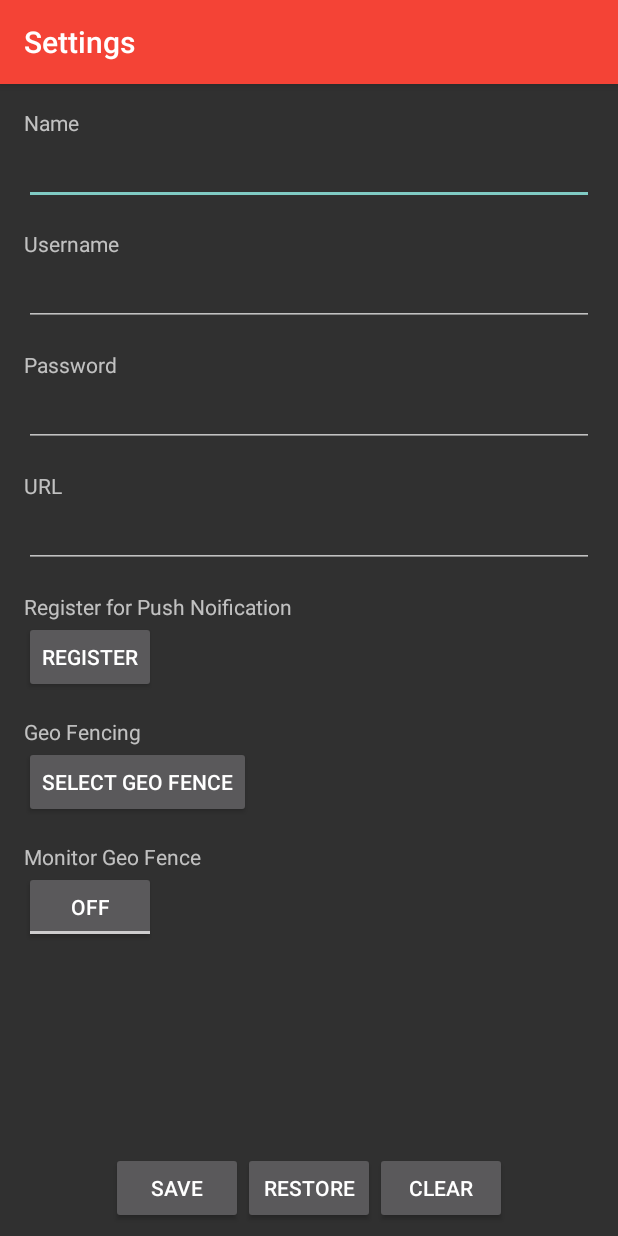
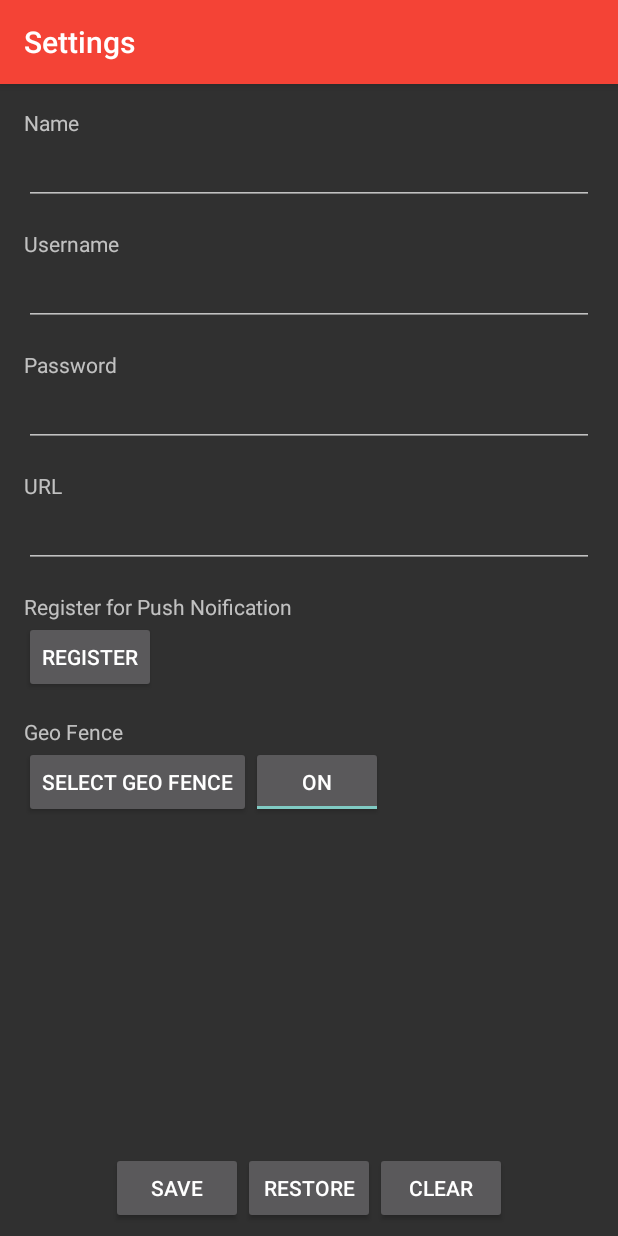
Before and after one commit to raveenrox/HomeControllerAndroidApp, an Android app: the SettingsActivity screen opened directly, with no data from a screen before it, on a phone screen of 412 x 824 dp. Run offline under Robolectric (Android 15) with nearby library versions, the phone set to English and light mode, and no system bars.

Commit message:
geo fence complete notification fix fixed imports

```diff
--- a/app/src/main/AndroidManifest.xml
+++ b/app/src/main/AndroidManifest.xml
@@ -80,7 +80,7 @@
         </receiver>
 
         <service android:name=".GCMMessageHandler" />
-
+        <service android:name=".GeoFenceTransitionsIntentService" />
         <meta-data
             android:name="com.google.android.gms.version"
             android:value="@integer/google_play_services_version" />
--- a/app/src/main/java/com/rfstudio/homecontroller/CardDetailsAdapter.java
+++ b/app/src/main/java/com/rfstudio/homecontroller/CardDetailsAdapter.java
@@ -2,7 +2,6 @@ package com.rfstudio.homecontroller;
 
 import android.content.Context;
 import android.support.v7.widget.RecyclerView;
-import android.util.Log;
 import android.view.LayoutInflater;
 import android.view.ViewGroup;
 import android.widget.LinearLayout;
--- a/app/src/main/java/com/rfstudio/homecontroller/CardViewAdapter.java
+++ b/app/src/main/java/com/rfstudio/homecontroller/CardViewAdapter.java
@@ -1,12 +1,10 @@
 package com.rfstudio.homecontroller;
 
-import android.content.Context;
 import android.graphics.Bitmap;
 import android.graphics.drawable.BitmapDrawable;
 import android.graphics.drawable.Drawable;
 import android.support.v7.graphics.Palette;
 import android.support.v7.widget.RecyclerView;
-import android.util.Log;
 import android.view.LayoutInflater;
 import android.view.ViewGroup;
 import android.widget.ImageView;
--- a/app/src/main/java/com/rfstudio/homecontroller/GCMMessageHandler.java
+++ b/app/src/main/java/com/rfstudio/homecontroller/GCMMessageHandler.java
@@ -8,7 +8,6 @@ import android.content.Intent;
 import android.os.Bundle;
 import android.os.Handler;
 import android.widget.Toast;
-
 import com.google.android.gms.gcm.GcmReceiver;
 import com.google.android.gms.gcm.GoogleCloudMessaging;
 
--- a/app/src/main/java/com/rfstudio/homecontroller/HelperClass.java
+++ b/app/src/main/java/com/rfstudio/homecontroller/HelperClass.java
@@ -9,15 +9,12 @@ import android.graphics.drawable.BitmapDrawable;
 import android.graphics.drawable.Drawable;
 import android.net.ConnectivityManager;
 import android.net.NetworkInfo;
-import android.os.AsyncTask;
 import android.util.Log;
 import android.widget.ArrayAdapter;
 import android.widget.Spinner;
 import android.widget.Toast;
-
 import org.xmlpull.v1.XmlPullParser;
 import org.xmlpull.v1.XmlPullParserFactory;
-
 import java.io.BufferedReader;
 import java.io.ByteArrayInputStream;
 import java.io.ByteArrayOutputStream;
@@ -38,7 +35,6 @@ import java.nio.charset.StandardCharsets;
 import java.util.ArrayList;
 import java.util.Iterator;
 import java.util.List;
-import java.util.concurrent.TimeoutException;
 
 /**
  * Created by Raveen on 8/12/2015.
@@ -138,6 +134,7 @@ public class HelperClass {
     }
 
     public boolean isOnline() {
+
         ConnectivityManager cm = (ConnectivityManager) context.getSystemService(Context.CONNECTIVITY_SERVICE);
         NetworkInfo netInfo = cm.getActiveNetworkInfo();
         return netInfo != null && netInfo.isConnectedOrConnecting();
--- a/app/src/main/java/com/rfstudio/homecontroller/InitializeActivity.java
+++ b/app/src/main/java/com/rfstudio/homecontroller/InitializeActivity.java
@@ -4,10 +4,7 @@ import android.app.Activity;
 import android.content.Intent;
 import android.content.SharedPreferences;
 import android.os.Build;
-import android.support.v7.app.AppCompatActivity;
 import android.os.Bundle;
-import android.view.Menu;
-import android.view.MenuItem;
 import android.view.View;
 import android.view.WindowManager;
 import android.widget.EditText;
--- a/app/src/main/java/com/rfstudio/homecontroller/NavigationAdapter.java
+++ b/app/src/main/java/com/rfstudio/homecontroller/NavigationAdapter.java
@@ -2,12 +2,10 @@ package com.rfstudio.homecontroller;
 
 import android.content.Context;
 import android.support.v7.widget.RecyclerView;
-import android.util.Log;
 import android.view.LayoutInflater;
 import android.view.ViewGroup;
 import android.widget.LinearLayout;
 import android.widget.TextView;
-import java.io.FileInputStream;
 import java.util.ArrayList;
 
 /**
--- a/app/src/main/java/com/rfstudio/homecontroller/SettingsActivity.java
+++ b/app/src/main/java/com/rfstudio/homecontroller/SettingsActivity.java
@@ -79,7 +79,7 @@ public class SettingsActivity extends AppCompatActivity
         geoFencePendingIntent = null;
 
         geoFencesAdded = preferences.getBoolean("geoFenceState", false);
-        geoFenceState.setChecked(geoFencesAdded);
+        geoFenceState.setChecked(!geoFencesAdded);
 
         populateGeoFenceList();
         buildGoogleApiClient();
@@ -140,9 +140,10 @@ public class SettingsActivity extends AppCompatActivity
         try {
             if(preferences.getBoolean("geoFenceState", false)) {
                 LocationServices.GeofencingApi.addGeofences(googleApiClient, getGeoFencingRequest(), getGeoFencePendingIntent()).setResultCallback(this);
-
+                Log.d(TAG, "GeoFence Added");
             } else {
                 LocationServices.GeofencingApi.removeGeofences(googleApiClient, getGeoFencePendingIntent()).setResultCallback(this);
+                Log.d(TAG, "GeoFence Removed");
             }
         } catch (SecurityException securityException) {
             logSecurityException(securityException);
@@ -158,7 +159,7 @@ public class SettingsActivity extends AppCompatActivity
             case GeofenceStatusCodes.GEOFENCE_TOO_MANY_PENDING_INTENTS:
                 return "Too Many Pending Intents";
             default:
-                return "Unkown Error";
+                return "Unknown Error";
         }
     }
 
@@ -172,13 +173,13 @@ public class SettingsActivity extends AppCompatActivity
             geoFencesAdded = !geoFencesAdded;
             SharedPreferences.Editor editor = preferences.edit();
             editor.putBoolean("geoFenceState", geoFencesAdded);
-            editor.commit();
+            editor.apply();
 
-            geoFenceState.setChecked(geoFencesAdded);
+            geoFenceState.setChecked(!geoFencesAdded);
 
             Toast.makeText(
                     this,
-                    (geoFencesAdded ? "Geo Fence Added" : "Geo Fence Removed"),
+                    (!geoFencesAdded ? "Geo Fence Added" : "Geo Fence Removed"),
                     Toast.LENGTH_SHORT
             ).show();
         } else {
@@ -197,7 +198,9 @@ public class SettingsActivity extends AppCompatActivity
 
     public void populateGeoFenceList() {
         HashMap<String, LatLng> LOCATIONS = new HashMap<String, LatLng>();
-        LOCATIONS.put("HOME", new LatLng(7.2804603,79.8668137));
+        LatLng position = new LatLng(Double.parseDouble(preferences.getString("latitude", Double.toString(7.280066))),
+                Double.parseDouble(preferences.getString("longitude", Double.toString(79.8666673))));
+        LOCATIONS.put("HOME", position);
         for (Map.Entry<String, LatLng> entry : LOCATIONS.entrySet()) {
             geoFenceList.add(new Geofence.Builder()
                     .setRequestId(entry.getKey())
@@ -206,7 +209,7 @@ public class SettingsActivity extends AppCompatActivity
                             entry.getValue().longitude,
                             preferences.getInt("radius", 500)
                     )
-                    .setExpirationDuration(43200000)
+                    .setExpirationDuration(Geofence.NEVER_EXPIRE)
                     .setTransitionTypes(Geofence.GEOFENCE_TRANSITION_ENTER |
                             Geofence.GEOFENCE_TRANSITION_EXIT)
                     .build());
@@ -236,15 +239,18 @@ public class SettingsActivity extends AppCompatActivity
 
             // FIXME: 9/11/2015 notification button
            /* case R.id.btnNotif:
+                Intent intentSettings = new Intent(this, GeoFencingActivity.class);
+                PendingIntent pendingIntent = PendingIntent.getActivity(this, (int) System.currentTimeMillis(), intentSettings, 0);
                 Notification.Builder builder = new Notification.Builder(this);
                 builder.setSmallIcon(R.mipmap.ic_launcher);
                 builder.setContentTitle("Near Home");
                 builder.setContentText("Do you want to open the gate?");
+                builder.addAction(R.drawable.notification_template_icon_bg, "Open",pendingIntent);
 
                 //builder.setContentIntent(resultPendingIntent);
                 NotificationManager notificationManager = (NotificationManager) getSystemService(Context.NOTIFICATION_SERVICE);
                 notificationManager.notify(0, builder.build());
-test
+
                 break;*/
         }
     }
@@ -273,7 +279,7 @@ test
         txtUsername.setText(preferences.getString("username",""));
         txtPassword.setText(preferences.getString("password",""));
         txtUrl.setText(preferences.getString("url", ""));
-        geoFenceState.setChecked(preferences.getBoolean("geoFenceState", false));
+        geoFenceState.setChecked(!preferences.getBoolean("geoFenceState", false));
     }
 
     public void registerGCM(View view) {
@@ -284,7 +290,7 @@ test
         new AsyncTask<Void, Void, String>() {
             @Override
             protected String doInBackground(Void... params) {
-                String msg = "";
+                String msg;
                 try {
                     if(gcm==null) {
                         gcm = GoogleCloudMessaging.getInstance(getApplicationContext());
--- a/app/src/main/res/layout/activity_settings.xml
+++ b/app/src/main/res/layout/activity_settings.xml
@@ -5,7 +5,10 @@
     android:layout_height="match_parent"
     tools:context="com.rfstudio.homecontroller.SettingsActivity"
     android:orientation="vertical"
-    android:weightSum="10">
+    android:weightSum="10"
+    android:focusable="true"
+    android:focusableInTouchMode="true"
+    android:descendantFocusability="beforeDescendants">
 
 
     <ScrollView
@@ -92,8 +95,12 @@
                 android:onClick="registerGCM"/>
             <TextView
                 android:layout_width="wrap_content"
-                android:text="Geo Fencing"
+                android:text="Geo Fence"
                 android:layout_height="wrap_content" />
+            <LinearLayout
+                android:layout_width="match_parent"
+                android:layout_height="wrap_content"
+                android:orientation="horizontal">
                 <Button
                     android:layout_width="wrap_content"
                     android:layout_height="wrap_content"
@@ -101,17 +108,13 @@
                     android:layout_marginBottom="@dimen/activity_vertical_margin"
                     android:text="Select Geo Fence"
                     android:onClick="settingsAct"/>
-            <TextView
-                android:layout_width="wrap_content"
-                android:text="Monitor Geo Fence"
-                android:layout_height="wrap_content" />
                 <ToggleButton
                     android:layout_width="wrap_content"
                     android:layout_height="wrap_content"
                     android:checked="false"
                     android:id="@+id/geoFenceState"
                     android:onClick="geoFenceButtonHandler"/>
-
+            </LinearLayout>
         </LinearLayout>
     </ScrollView>
     <LinearLayout
```
Also changed, not shown: app/src/main/java/com/rfstudio/homecontroller/CardDetailsActivity.java (+0 -23 lines), app/src/main/java/com/rfstudio/homecontroller/GeoFenceTransitionsIntentService.java (+31 -12 lines), app/src/main/java/com/rfstudio/homecontroller/GeoFencingActivity.java (+4 -13 lines), app/src/main/java/com/rfstudio/homecontroller/SplashScreenActivity.java (+0 -11 lines), app/src/main/java/com/rfstudio/homecontroller/TableAdapter.java (+1 -9 lines), app/src/main/java/com/rfstudio/homecontroller/TaskSchedulerActivity.java (+0 -11 lines). Lines whose indentation alone changed are shown as unchanged.
